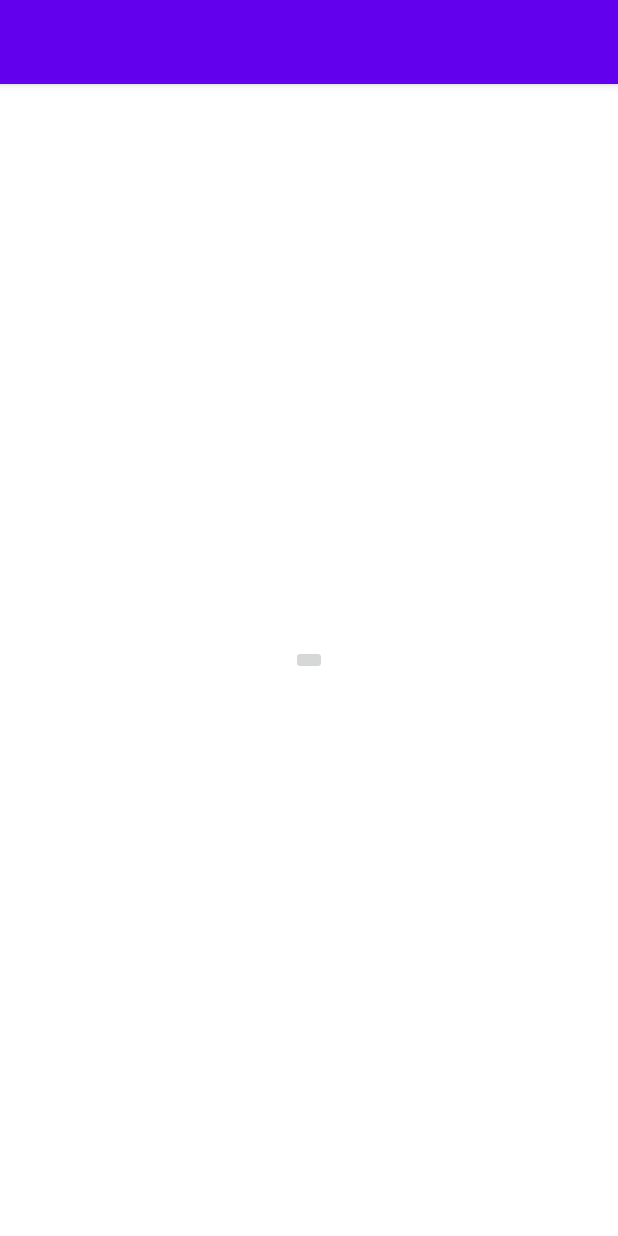
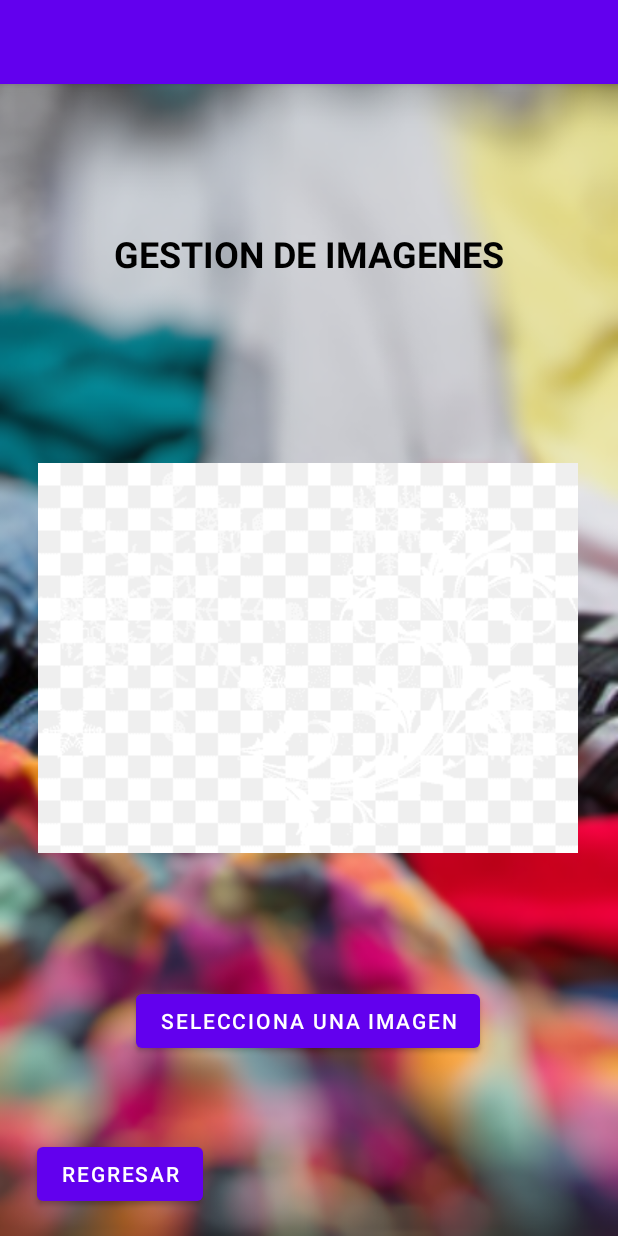
Before and after one commit to MrBrownie1/SOA-R, an Android app: the AgregarImg screen opened directly, with no data from a screen before it, on a phone screen of 412 x 824 dp. Run offline under Robolectric (Android 15) with nearby library versions, the phone set to English and light mode, and no system bars; pictures from the network do not load.

Commit message:
Agregar imagenes

```diff
--- a/app/src/main/AndroidManifest.xml
+++ b/app/src/main/AndroidManifest.xml
@@ -6,6 +6,7 @@
     <uses-permission android:name="android.permission.INTERNET" />
     <uses-permission android:name="android.permission.ACCESS_NETWORK_STATE" />
     <uses-permission android:name="android.permission.INTERNET" />
+    <uses-permission android:name="android.permission.READ_EXTERNAL_STORAGE"></uses-permission>
 
     <application
         android:allowBackup="true"
--- a/app/src/main/java/com/example/soa_r/AgregarImg.java
+++ b/app/src/main/java/com/example/soa_r/AgregarImg.java
@@ -1,14 +1,53 @@
 package com.example.soa_r;
 
+import androidx.annotation.Nullable;
 import androidx.appcompat.app.AppCompatActivity;
 
+import android.content.Intent;
+import android.net.Uri;
 import android.os.Bundle;
+import android.provider.MediaStore;
+import android.view.View;
+import android.widget.Button;
+import android.widget.ImageView;
 
 public class AgregarImg extends AppCompatActivity {
+
+    ImageView imagen;
+    Button Perro;
 
     @Override
     protected void onCreate(Bundle savedInstanceState) {
         super.onCreate(savedInstanceState);
         setContentView(R.layout.activity_agregar_img);
+
+        imagen =(ImageView) findViewById(R.id.imageid);
+        Perro =(Button)findViewById(R.id.volvi);
+
+        Perro.setOnClickListener(new View.OnClickListener() {
+            @Override
+            public void onClick(View v) {
+                startActivity(new Intent(AgregarImg.this, registroRopa.class));
+            }
+        });
+    }
+
+    public void onclik(View view) {
+        cargarImagen();
+    }
+
+    private void cargarImagen() {
+        Intent intent = new Intent(Intent.ACTION_PICK, MediaStore.Images.Media.EXTERNAL_CONTENT_URI);
+        intent.setType("image/");
+        startActivityForResult(intent.createChooser(intent,"seleccione la aplicacion"), 10);
+    }
+
+    @Override
+    protected void onActivityResult(int requestCode, int resultCode, @Nullable Intent data) {
+        super.onActivityResult(requestCode, resultCode, data);
+        if (resultCode==RESULT_OK){
+            Uri path=data.getData();
+            imagen.setImageURI(path);
+        }
     }
 }
--- a/app/src/main/res/layout/activity_agregar_img.xml
+++ b/app/src/main/res/layout/activity_agregar_img.xml
@@ -4,15 +4,59 @@
     xmlns:tools="http://schemas.android.com/tools"
     android:layout_width="match_parent"
     android:layout_height="match_parent"
+    android:background="@drawable/fondo"
     tools:context=".AgregarImg">
 
-    <ImageButton
-        android:id="@+id/imageButton"
+    <TextView
+        android:id="@+id/texto"
+        android:layout_width="286dp"
+        android:layout_height="42dp"
+        android:text="GESTION DE IMAGENES"
+        android:textAlignment="center"
+        android:textColor="#000000"
+        android:textSize="24sp"
+        android:textStyle="bold"
+        app:layout_constraintBottom_toBottomOf="parent"
+        app:layout_constraintEnd_toEndOf="parent"
+        app:layout_constraintHorizontal_bias="0.495"
+        app:layout_constraintStart_toStartOf="parent"
+        app:layout_constraintTop_toTopOf="parent"
+        app:layout_constraintVertical_bias="0.133" />
+
+    <ImageView
+        android:id="@+id/imageid"
         android:layout_width="wrap_content"
         android:layout_height="wrap_content"
         app:layout_constraintBottom_toBottomOf="parent"
         app:layout_constraintEnd_toEndOf="parent"
+        app:layout_constraintHorizontal_bias="0.49"
         app:layout_constraintStart_toStartOf="parent"
         app:layout_constraintTop_toTopOf="parent"
-        tools:srcCompat="@tools:sample/avatars" />
+        app:layout_constraintVertical_bias="0.498"
+        app:srcCompat="@drawable/transp" />
+
+    <Button
+        android:id="@+id/cargarImg"
+        android:layout_width="wrap_content"
+        android:layout_height="wrap_content"
+        android:text="SELECCIONA UNA IMAGEN"
+        android:onClick="onclik"
+        app:layout_constraintBottom_toBottomOf="parent"
+        app:layout_constraintEnd_toEndOf="parent"
+        app:layout_constraintHorizontal_bias="0.498"
+        app:layout_constraintStart_toStartOf="parent"
+        app:layout_constraintTop_toTopOf="parent"
+        app:layout_constraintVertical_bias="0.834" />
+
+    <Button
+        android:id="@+id/volvi"
+        android:layout_width="wrap_content"
+        android:layout_height="wrap_content"
+        android:text="Regresar"
+        app:layout_constraintBottom_toBottomOf="parent"
+        app:layout_constraintEnd_toEndOf="parent"
+        app:layout_constraintHorizontal_bias="0.082"
+        app:layout_constraintStart_toStartOf="parent"
+        app:layout_constraintTop_toTopOf="parent"
+        app:layout_constraintVertical_bias="0.976" />
 </androidx.constraintlayout.widget.ConstraintLayout>
```
Also changed, not shown: app/src/main/res/drawable/transp.png (added).
